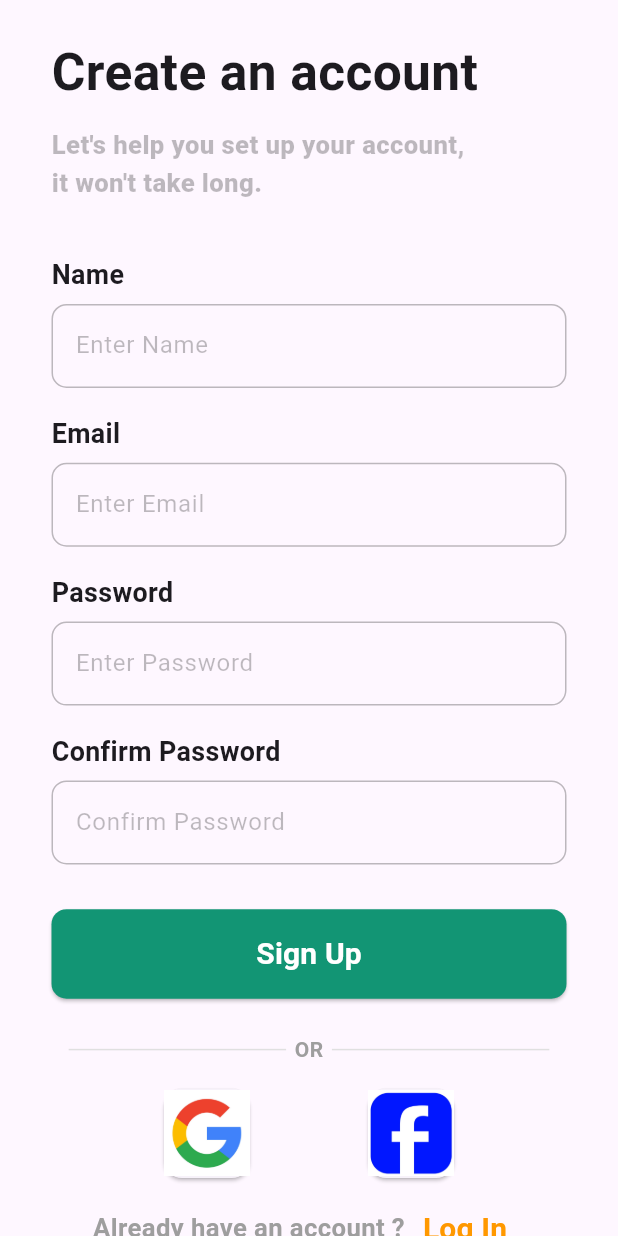
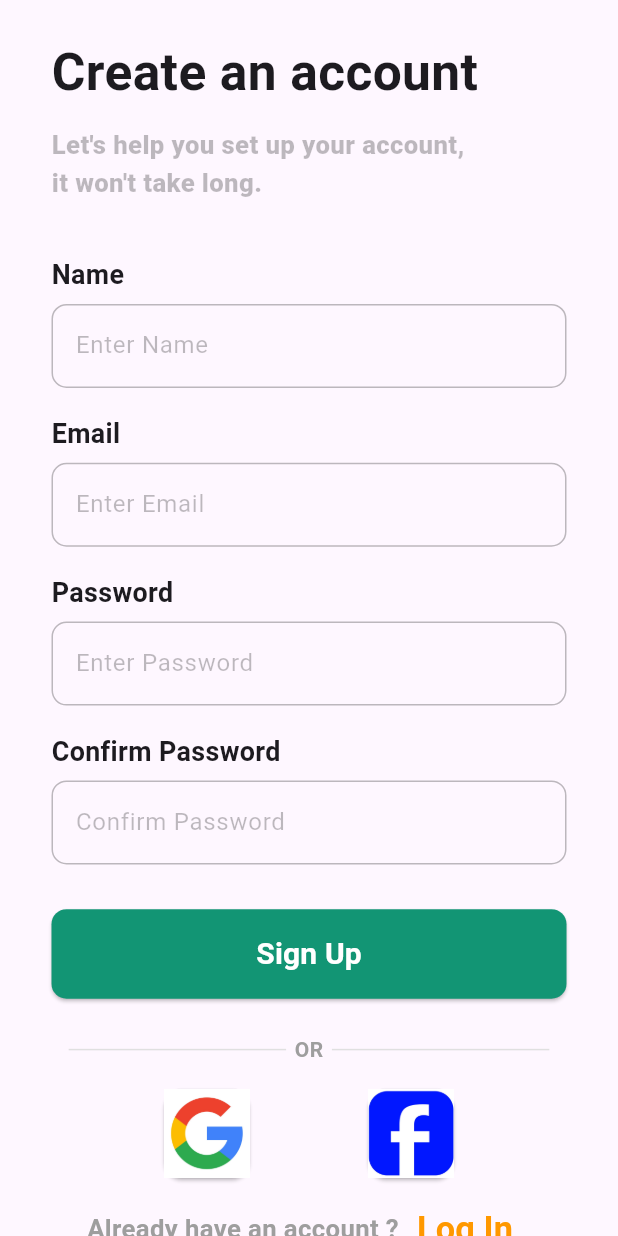
Before and after one commit to Nidhin-K-R/meal_magic_recipe_app, a Flutter app: the screen it shows after launch, on a phone screen of 412 x 824 dp. Run offline on Flutter 3.47's test engine with Material 3 defaults, Android fonts, the phone set to English and light mode, and no system bars; our stand-ins replace flutter_screenutil.

Commit message:
fit change for auth buttons

```diff
--- a/lib/features/authentication/presentation/widgets/custom_widgets.dart
+++ b/lib/features/authentication/presentation/widgets/custom_widgets.dart
@@ -48,6 +48,7 @@ class CustomWidgets {
       child: Card(
         child: Image.asset(
           "assets/images/auth_screen/google.jpeg",
+          fit: BoxFit.cover,
           height: 50.h,
           width: 50.w,
         ),
@@ -61,6 +62,7 @@ class CustomWidgets {
       child: Card(
         child: Image.asset(
           "assets/images/auth_screen/facebook.jpeg",
+          fit: BoxFit.cover,
           height: 50.h,
           width: 50.w,
         ),
@@ -75,7 +77,7 @@ class CustomWidgets {
         label,
         style: TextStyle(
           color: Colors.orange,
-          fontSize: 20,
+          fontSize: 20.sp,
           fontWeight: FontWeight.bold,
         ),
       ),
```
